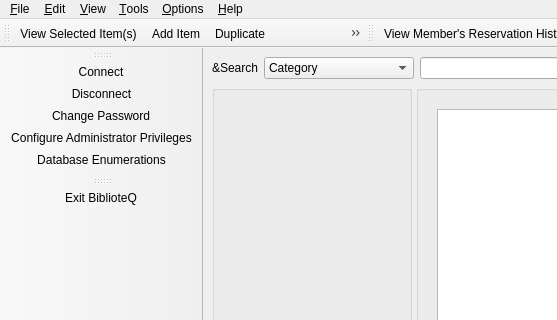
Qt form UI/biblioteq_mainwindow.ui (textbrowser/biblioteq) before a commit; both pictures show x 0 to 557 and y 0 to 320 of the 982 by 600 pixel window.
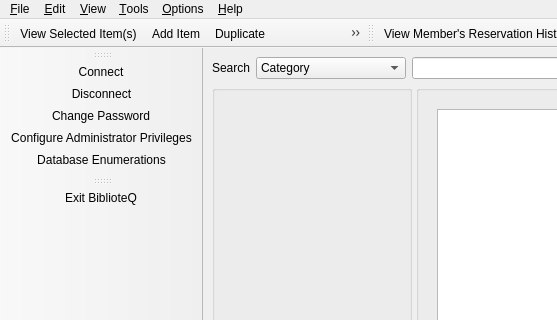
The same form after that commit. Icons and pictures are not drawn. Custom widgets are drawn as their Qt base class.

```diff
--- a/UI/biblioteq_mainwindow.ui
+++ b/UI/biblioteq_mainwindow.ui
@@ -24,7 +24,7 @@
       <item>
        <widget class="QLabel" name="label">
         <property name="text">
-         <string>&amp;Search</string>
+         <string>Search</string>
         </property>
        </widget>
       </item>
```
